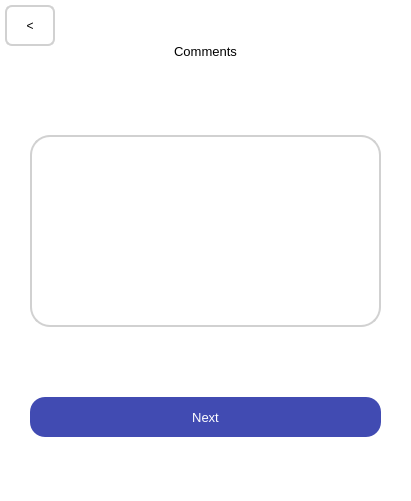
This is add_device3.ui in fedulovs/InventoryUI as Qt 5 draws it before an edit. The edited form follows.
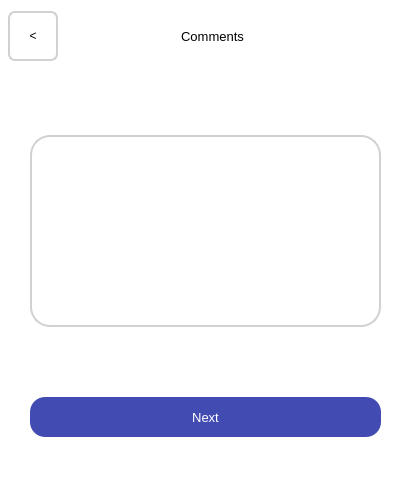
This is the edited form.

What changed in the file:
```diff
--- a/add_device3.ui
+++ b/add_device3.ui
@@ -95,59 +95,17 @@
                 <property name="geometry">
                     <rect>
                         <x>0</x>
-                        <y>30</y>
+                        <y>1</y>
                         <width>411</width>
-                        <height>42</height>
+                        <height>71</height>
                     </rect>
                 </property>
                 <layout class="QHBoxLayout" name="horizontalLayout_5">
                     <property name="sizeConstraint">
                         <enum>QLayout::SetNoConstraint</enum>
                     </property>
-                    <item>
-                        <widget class="QLabel" name="title_5">
-                            <property name="sizePolicy">
-                                <sizepolicy hsizetype="Expanding" vsizetype="Fixed">
-                                    <horstretch>0</horstretch>
-                                    <verstretch>0</verstretch>
-                                </sizepolicy>
-                            </property>
-                            <property name="minimumSize">
-                                <size>
-                                    <width>0</width>
-                                    <height>40</height>
-                                </size>
-                            </property>
-                            <property name="font">
-                                <font>
-                                    <pointsize>10</pointsize>
-                                </font>
-                            </property>
-                            <property name="text">
-                                <string>Comments</string>
-                            </property>
-                            <property name="alignment">
-                                <set>Qt::AlignCenter</set>
-                            </property>
-                        </widget>
-                    </item>
-                </layout>
-            </widget>
-            <widget class="QWidget" name="verticalLayoutWidget">
-                <property name="geometry">
-                    <rect>
-                        <x>0</x>
-                        <y>0</y>
-                        <width>411</width>
-                        <height>46</height>
-                    </rect>
-                </property>
-                <layout class="QVBoxLayout" name="verticalLayout_11">
                     <property name="leftMargin">
-                        <number>5</number>
-                    </property>
-                    <property name="topMargin">
-                        <number>5</number>
+                        <number>8</number>
                     </property>
                     <item>
                         <widget class="QPushButton" name="backButton">
@@ -177,6 +135,49 @@
                             </property>
                         </widget>
                     </item>
+                    <item>
+                        <widget class="QLabel" name="title">
+                            <property name="sizePolicy">
+                                <sizepolicy hsizetype="Minimum" vsizetype="Fixed">
+                                    <horstretch>0</horstretch>
+                                    <verstretch>0</verstretch>
+                                </sizepolicy>
+                            </property>
+                            <property name="minimumSize">
+                                <size>
+                                    <width>0</width>
+                                    <height>40</height>
+                                </size>
+                            </property>
+                            <property name="font">
+                                <font>
+                                    <pointsize>10</pointsize>
+                                </font>
+                            </property>
+                            <property name="text">
+                                <string>Comments</string>
+                            </property>
+                            <property name="alignment">
+                                <set>Qt::AlignCenter</set>
+                            </property>
+                        </widget>
+                    </item>
+                    <item>
+                        <spacer name="horizontalSpacer">
+                            <property name="orientation">
+                                <enum>Qt::Horizontal</enum>
+                            </property>
+                            <property name="sizeType">
+                                <enum>QSizePolicy::Fixed</enum>
+                            </property>
+                            <property name="sizeHint" stdset="0">
+                                <size>
+                                    <width>50</width>
+                                    <height>20</height>
+                                </size>
+                            </property>
+                        </spacer>
+                    </item>
                 </layout>
             </widget>
         </widget>
```
